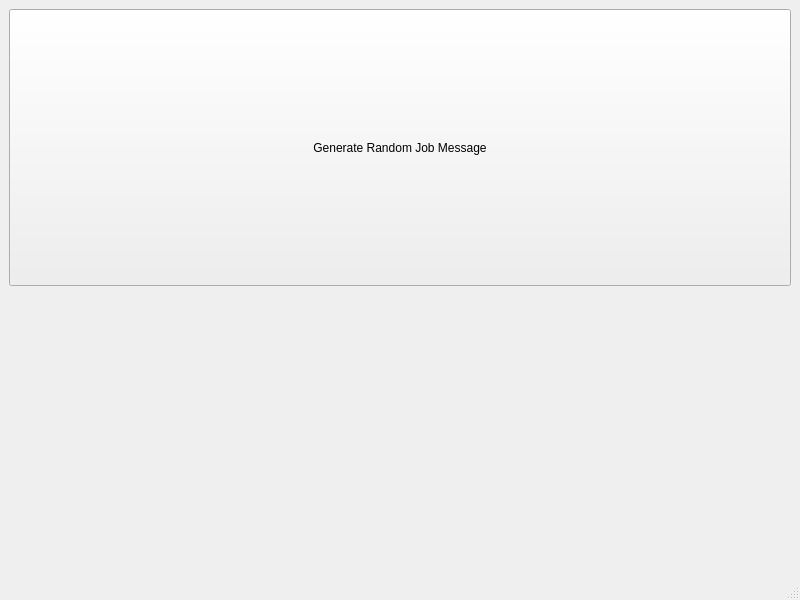
First picture: the form in src/gui/gui/Interface.ui, repository robosam2003/fams_ws, before the edit.
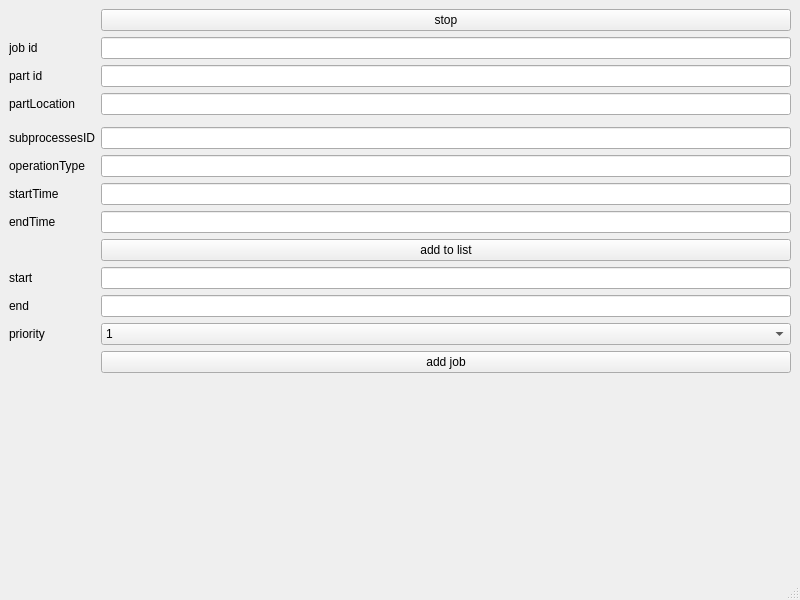
Second picture: the form after the edit. Icons and pictures are not drawn.

Diff of the .ui file:
```diff
--- a/src/gui/gui/Interface.ui
+++ b/src/gui/gui/Interface.ui
@@ -14,36 +14,156 @@
    <string>MainWindow</string>
   </property>
   <widget class="QWidget" name="centralwidget">
-   <layout class="QGridLayout" name="gridLayout_2">
-    <item row="0" column="0">
-     <layout class="QGridLayout" name="gridLayout">
-      <item row="0" column="0">
-       <widget class="QPushButton" name="pushButton">
-        <property name="sizePolicy">
-         <sizepolicy hsizetype="Expanding" vsizetype="Expanding">
-          <horstretch>0</horstretch>
-          <verstretch>0</verstretch>
-         </sizepolicy>
-        </property>
-        <property name="text">
-         <string>Generate Random Job Message</string>
-        </property>
-       </widget>
+   <layout class="QFormLayout" name="formLayout_2">
+    <item row="0" column="1">
+     <widget class="QPushButton" name="stopButton">
+      <property name="text">
+       <string>stop</string>
+      </property>
+      <property name="icon">
+       <iconset theme="media-playback-stop"/>
+      </property>
+      <property name="autoRepeat">
+       <bool>false</bool>
+      </property>
+     </widget>
+    </item>
+    <item row="4" column="0">
+     <widget class="QLabel" name="label">
+      <property name="text">
+       <string>job id</string>
+      </property>
+     </widget>
+    </item>
+    <item row="4" column="1">
+     <widget class="QLineEdit" name="job_id"/>
+    </item>
+    <item row="7" column="0">
+     <widget class="QLabel" name="label_2">
+      <property name="text">
+       <string>part id</string>
+      </property>
+     </widget>
+    </item>
+    <item row="7" column="1">
+     <widget class="QLineEdit" name="part_id"/>
+    </item>
+    <item row="9" column="0">
+     <widget class="QLabel" name="label10">
+      <property name="text">
+       <string>partLocation</string>
+      </property>
+     </widget>
+    </item>
+    <item row="9" column="1">
+     <widget class="QLineEdit" name="partLocation"/>
+    </item>
+    <item row="11" column="0" colspan="2">
+     <layout class="QFormLayout" name="formLayout"/>
+    </item>
+    <item row="12" column="0">
+     <widget class="QLabel" name="label_3">
+      <property name="text">
+       <string>subprocessesID</string>
+      </property>
+     </widget>
+    </item>
+    <item row="12" column="1">
+     <widget class="QLineEdit" name="subID">
+      <property name="text">
+       <string/>
+      </property>
+     </widget>
+    </item>
+    <item row="13" column="0">
+     <widget class="QLabel" name="label_7">
+      <property name="text">
+       <string>operationType</string>
+      </property>
+     </widget>
+    </item>
+    <item row="13" column="1">
+     <widget class="QLineEdit" name="opType"/>
+    </item>
+    <item row="14" column="0">
+     <widget class="QLabel" name="label_8">
+      <property name="text">
+       <string>startTime</string>
+      </property>
+     </widget>
+    </item>
+    <item row="14" column="1">
+     <widget class="QLineEdit" name="subStartTime"/>
+    </item>
+    <item row="15" column="0">
+     <widget class="QLabel" name="label_9">
+      <property name="text">
+       <string>endTime</string>
+      </property>
+     </widget>
+    </item>
+    <item row="15" column="1">
+     <widget class="QLineEdit" name="subEndTime"/>
+    </item>
+    <item row="16" column="1">
+     <widget class="QPushButton" name="addToList">
+      <property name="text">
+       <string>add to list</string>
+      </property>
+     </widget>
+    </item>
+    <item row="17" column="0">
+     <widget class="QLabel" name="label_4">
+      <property name="text">
+       <string>start</string>
+      </property>
+     </widget>
+    </item>
+    <item row="17" column="1">
+     <widget class="QLineEdit" name="startTime"/>
+    </item>
+    <item row="20" column="0">
+     <widget class="QLabel" name="label_5">
+      <property name="text">
+       <string>end</string>
+      </property>
+     </widget>
+    </item>
+    <item row="20" column="1">
+     <widget class="QLineEdit" name="endTime"/>
+    </item>
+    <item row="23" column="0">
+     <widget class="QLabel" name="label_6">
+      <property name="text">
+       <string>priority</string>
+      </property>
+     </widget>
+    </item>
+    <item row="23" column="1">
+     <widget class="QComboBox" name="priority">
+      <item>
+       <property name="text">
+        <string>1</string>
+       </property>
       </item>
-      <item row="1" column="0">
-       <widget class="QLabel" name="label">
-        <property name="sizePolicy">
-         <sizepolicy hsizetype="Expanding" vsizetype="Expanding">
-          <horstretch>0</horstretch>
-          <verstretch>0</verstretch>
-         </sizepolicy>
-        </property>
-        <property name="text">
-         <string>&lt;html&gt;&lt;head/&gt;&lt;body&gt;&lt;p align=&quot;center&quot;&gt;&lt;br/&gt;&lt;/p&gt;&lt;/body&gt;&lt;/html&gt;</string>
-        </property>
-       </widget>
+      <item>
+       <property name="text">
+        <string>2</string>
+       </property>
       </item>
-     </layout>
+      <item>
+       <property name="text">
+        <string>3</string>
+       </property>
+      </item>
+     </widget>
+    </item>
+    <item row="24" column="1">
+     <widget class="QPushButton" name="addJobButton">
+      <property name="text">
+       <string>add job</string>
+      </property>
+     </widget>
     </item>
    </layout>
   </widget>
```
Left out of the diff: 10 changed lines with no effect on the pictures.
